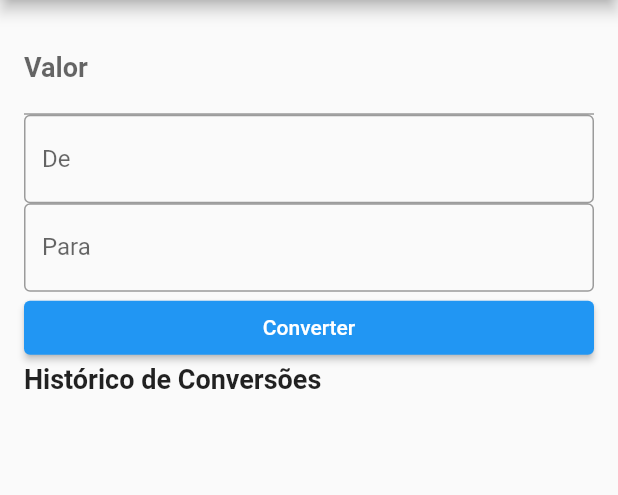
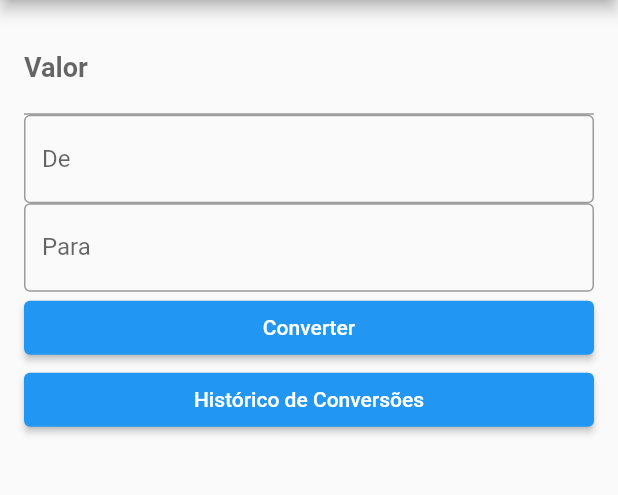
Before and after one commit to chapollin/TaxaCambio, a Flutter app: the screen it shows after launch, after a tap on "Converter", on a phone screen of 412 x 824 dp, the part 84-579 px from its top. Run offline on Flutter 3.47's test engine with Material 2 defaults, Android fonts, the phone set to English and light mode, and no system bars; network calls fail.

Commit message:
atualização

```diff
--- a/lib/main.dart
+++ b/lib/main.dart
@@ -188,6 +188,8 @@ class _ConversorMoedaState extends State<ConversorMoeda> {
     'XAU': 'Ouro (1 onça troy)',
   };
 
+  bool exibirHistorico = false;
+
   @override
   void initState() {
     super.initState();
@@ -213,8 +215,28 @@ class _ConversorMoedaState extends State<ConversorMoeda> {
       setState(() {
         historicoConversoes.insert(0, resultadoFormatado);
       });
+
+      // Mostrar um SnackBar com o resultado e o botão para ver o histórico
+      ScaffoldMessenger.of(context).showSnackBar(
+        SnackBar(
+          content: Text(resultadoFormatado),
+          action: SnackBarAction(
+            label: 'Ver Histórico',
+            onPressed: () {
+              setState(() {
+                exibirHistorico = true;
+              });
+            },
+          ),
+        ),
+      );
     } else {
-      throw Exception('Falha ao carregar as taxas de câmbio');
+      // Mostrar um SnackBar em caso de falha
+      ScaffoldMessenger.of(context).showSnackBar(
+        SnackBar(
+          content: Text('Falha ao carregar as taxas de câmbio'),
+        ),
+      );
     }
   }
 
@@ -318,14 +340,18 @@ class _ConversorMoedaState extends State<ConversorMoeda> {
   }
 
   Widget _construirHistoricoConversoes() {
-    return Expanded(
-      child: Column(
-        crossAxisAlignment: CrossAxisAlignment.stretch,
-        children: [
-          Text(
-            'Histórico de Conversões',
-            style: TextStyle(fontSize: 18, fontWeight: FontWeight.bold),
-          ),
+    return Column(
+      crossAxisAlignment: CrossAxisAlignment.stretch,
+      children: [
+        ElevatedButton(
+          onPressed: () {
+            setState(() {
+              exibirHistorico = !exibirHistorico;
+            });
+          },
+          child: Text('Histórico de Conversões'),
+        ),
+        if (exibirHistorico)
           Expanded(
             child: ListView.builder(
               itemCount: historicoConversoes.length,
@@ -336,8 +362,7 @@ class _ConversorMoedaState extends State<ConversorMoeda> {
               },
             ),
           ),
-        ],
-      ),
+      ],
     );
   }
 }
```
